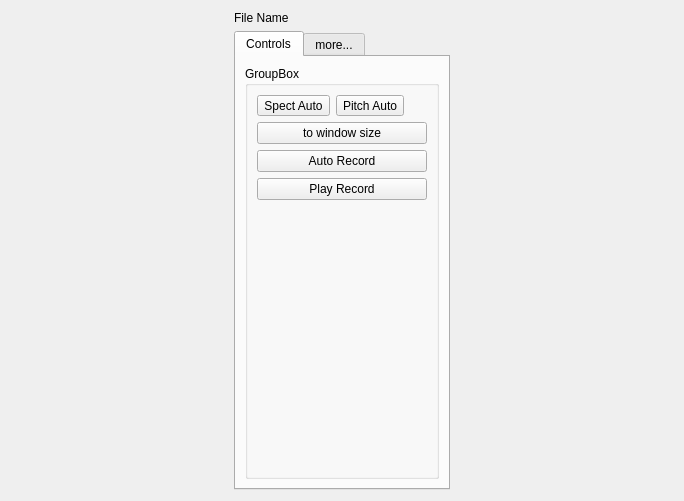
Before: the Qt Designer form graphswindow.ui in zhitko/inton-trainer, drawn with Qt 5.
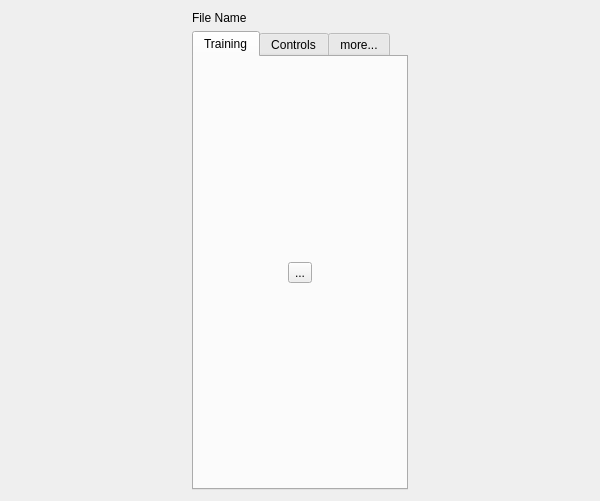
After: the same form once the commit is applied. Icons and pictures are not drawn.

Diff of the .ui file:
```diff
--- a/graphswindow.ui
+++ b/graphswindow.ui
@@ -6,7 +6,7 @@
    <rect>
     <x>0</x>
     <y>0</y>
-    <width>684</width>
+    <width>600</width>
     <height>501</height>
    </rect>
   </property>
@@ -17,7 +17,14 @@
    </sizepolicy>
   </property>
   <property name="windowTitle">
-   <string>Form</string>
+   <string>Graph</string>
+  </property>
+  <property name="windowIcon">
+   <iconset resource="icons.qrc">
+    <normaloff>:/icons/icons/voice_recognition_scan-26.png</normaloff>:/icons/icons/voice_recognition_scan-26.png</iconset>
+  </property>
+  <property name="autoFillBackground">
+   <bool>false</bool>
   </property>
   <layout class="QHBoxLayout" name="horizontalLayout_2">
    <item>
@@ -61,7 +68,37 @@
        <property name="currentIndex">
         <number>0</number>
        </property>
-       <widget class="QWidget" name="tab_2">
+       <widget class="QWidget" name="tab_training">
+        <attribute name="title">
+         <string>Training</string>
+        </attribute>
+        <layout class="QHBoxLayout" name="horizontalLayout_6">
+         <item>
+          <widget class="QToolButton" name="setRecordBtn">
+           <property name="baseSize">
+            <size>
+             <width>64</width>
+             <height>64</height>
+            </size>
+           </property>
+           <property name="text">
+            <string>...</string>
+           </property>
+           <property name="icon">
+            <iconset resource="icons.qrc">
+             <normaloff>:/icons/icons/voice_recognition_scan-64.png</normaloff>:/icons/icons/voice_recognition_scan-64.png</iconset>
+           </property>
+           <property name="iconSize">
+            <size>
+             <width>64</width>
+             <height>64</height>
+            </size>
+           </property>
+          </widget>
+         </item>
+        </layout>
+       </widget>
+       <widget class="QWidget" name="tab_settings">
         <attribute name="title">
          <string>Controls</string>
         </attribute>
```
Left out of the diff: 4 changed lines with no effect on the pictures.
